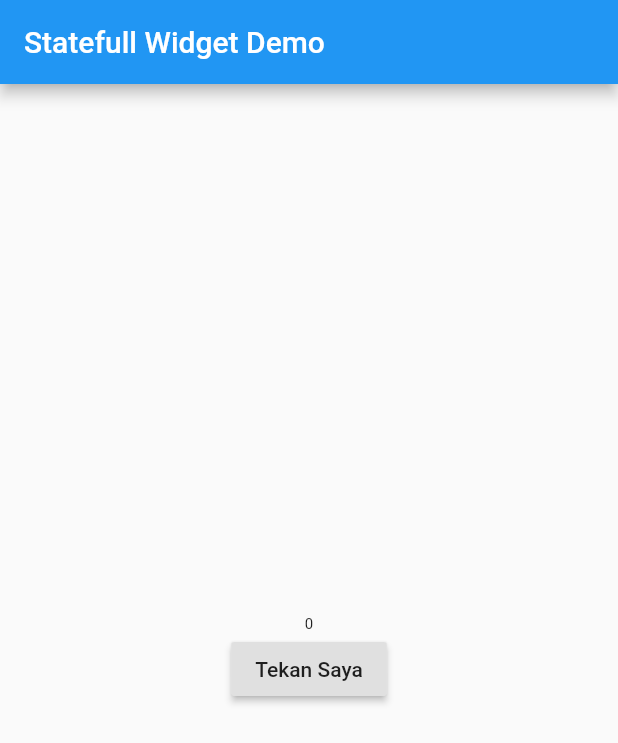
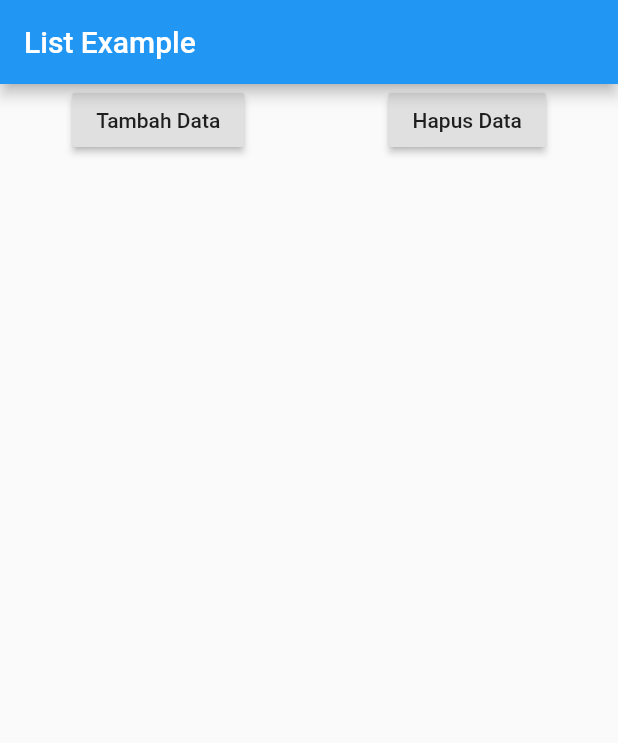
Before and after one commit to zaenury/flutter_apps, a Flutter app: the screen it shows after launch, on a phone screen of 412 x 824 dp. Shown: the top 743 px of the screen. Run offline on Flutter 3.47's test engine with Material 2 defaults, Android fonts, the phone set to English and light mode, and no system bars.

Commit message:
add and remove data counter on listview

```diff
--- a/lib/main.dart
+++ b/lib/main.dart
@@ -1,7 +1,73 @@
+import 'dart:developer';
+
 import 'package:flutter/material.dart';
 
 void main() {
-  runApp(new CountButton());
+  runApp(new ListExample());
+}
+
+class ListExample extends StatefulWidget {
+  @override
+  _ListExampleState createState() => _ListExampleState();
+}
+
+class _ListExampleState extends State<ListExample> {
+  List<Widget> widgets = [];
+  int counter = 1;
+
+  // Untuk menampilkan view list saja dengan for, maka datanya dimasukkan ke constructor
+  // _ListExampleState() { // constructor
+  //   for (int i = 0; i < 50; i++) {
+  //     widgets.add(Text(
+  //       "Bilangan ke-" + i.toString(),
+  //       style: TextStyle(fontSize: 20),
+  //     ));
+  //   }
+  // }
+
+  @override
+  Widget build(BuildContext context) {
+    return MaterialApp(
+      home: Scaffold(
+        appBar: AppBar(
+          title: Text("List Example"),
+        ),
+        body: ListView(
+          children: <Widget>[
+            Row(
+              mainAxisAlignment: MainAxisAlignment.spaceAround,
+              children: <Widget>[
+                RaisedButton(
+                  child: Text("Tambah Data"),
+                  onPressed: () {
+                    setState(() {
+                      widgets.add(Text(
+                        "Bilangan ke -" + counter.toString(),
+                        style: TextStyle(fontSize: 30),
+                      ));
+                      counter++;
+                    });
+                  },
+                ),
+                RaisedButton(
+                    child: Text("Hapus Data"),
+                    onPressed: () {
+                      setState(() {
+                        widgets.removeLast();
+                        counter--;
+                      });
+                    }),
+              ],
+            ),
+            Column(
+              crossAxisAlignment: CrossAxisAlignment.start,
+              children: widgets,
+            )
+          ],
+        ),
+      ),
+    );
+  }
 }
 
 class CountButton extends StatefulWidget {
```
